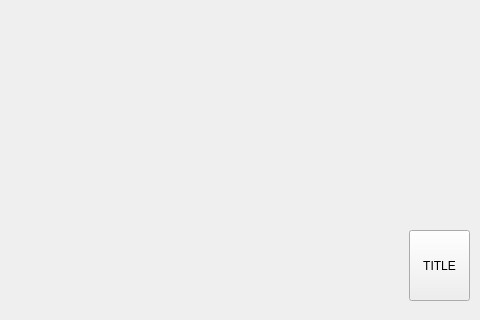
Above: game_window.ui from dropout-zzz/asanyaa_prototype before the change; both pictures show x 800 to 1280 and y 400 to 720 of the 1280 by 720 pixel window. Below: the same form after it.
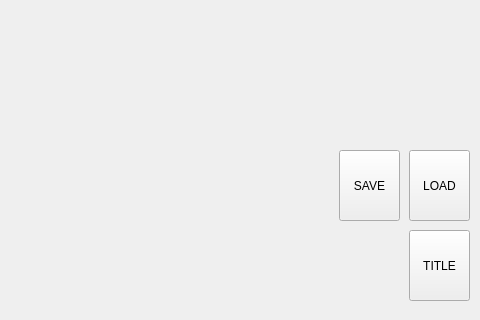
That is the form after the change.

Commit message: reserve some space for save/load button

```diff
--- a/game_window.ui
+++ b/game_window.ui
@@ -83,6 +83,32 @@
      </rect>
     </property>
    </widget>
+   <widget class="QPushButton" name="pushButton_saveGame">
+    <property name="geometry">
+     <rect>
+      <x>1140</x>
+      <y>30</y>
+      <width>61</width>
+      <height>71</height>
+     </rect>
+    </property>
+    <property name="text">
+     <string>SAVE</string>
+    </property>
+   </widget>
+   <widget class="QPushButton" name="pushButton_loadGame">
+    <property name="geometry">
+     <rect>
+      <x>1210</x>
+      <y>30</y>
+      <width>61</width>
+      <height>71</height>
+     </rect>
+    </property>
+    <property name="text">
+     <string>LOAD</string>
+    </property>
+   </widget>
   </widget>
  </widget>
  <resources/>
```
